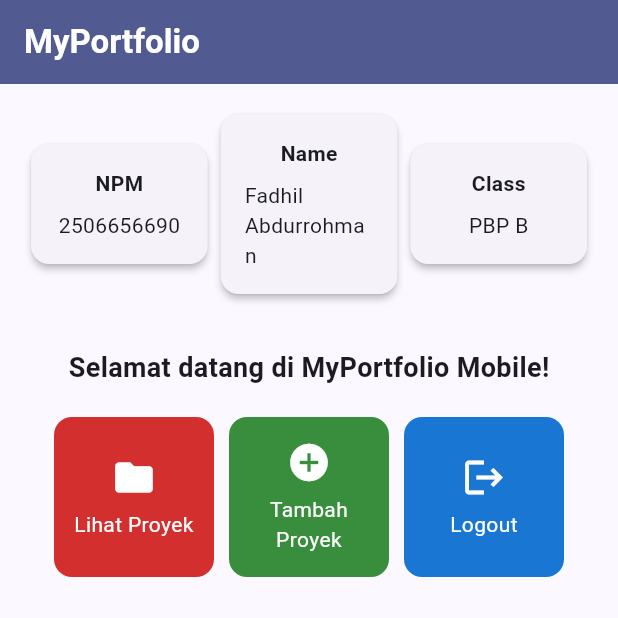
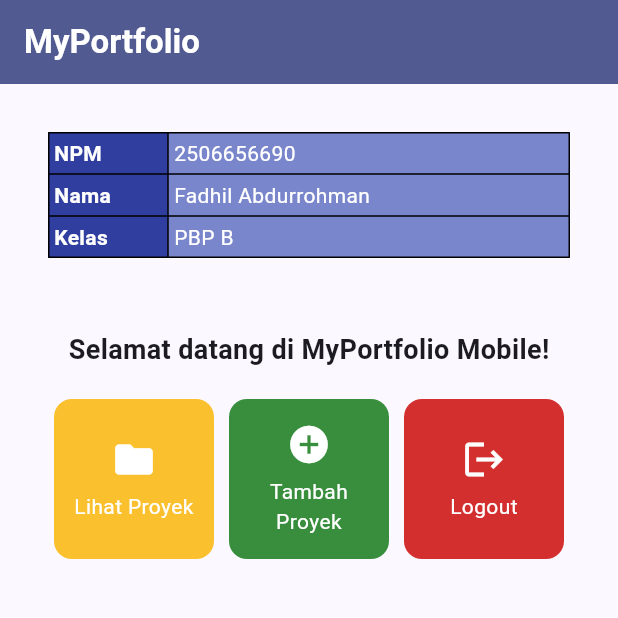
Before and after one commit to fadhilabdurrohman/myportofolio_mobile, a Flutter app: the screen it shows after launch, on a phone screen of 412 x 824 dp, the top half of it. Run offline on Flutter 3.47's test engine with Material 3 defaults, Android fonts, the phone set to English and light mode, and no system bars.

Commit message:
feat(tugas-7): replace identity cards to table and change item colors

```diff
--- a/lib/menu.dart
+++ b/lib/menu.dart
@@ -8,9 +8,9 @@ class MyHomePage extends StatelessWidget {
   final String kelas = "PBP B";
 
   final List<ItemHomepage> items = [
-    ItemHomepage("Lihat Proyek", Icons.folder, Colors.red.shade700),
+    ItemHomepage("Lihat Proyek", Icons.folder, Colors.yellow.shade700),
     ItemHomepage("Tambah Proyek", Icons.add_circle, Colors.green.shade700),
-    ItemHomepage("Logout", Icons.logout, Colors.blue.shade700),
+    ItemHomepage("Logout", Icons.logout, Colors.red.shade700),
   ];
 
   @override
@@ -31,14 +31,38 @@ class MyHomePage extends StatelessWidget {
         child: Column(
           crossAxisAlignment: CrossAxisAlignment.center,
           children: [
-            // Baris horizontal untuk menampilkan 3 InfoCard secara sejajar.
-            Row(
-              mainAxisAlignment: MainAxisAlignment.spaceEvenly,
-              children: [
-                InfoCard(title: 'NPM', content: npm),
-                InfoCard(title: 'Name', content: nama),
-                InfoCard(title: 'Class', content: kelas),
-              ],
+            Container(
+              padding: const EdgeInsets.all(16),
+              child:   Container(
+                color: Colors.blue.shade700,
+                child: Table(
+                  border: TableBorder.all(),
+                  columnWidths: const {
+                    0: FixedColumnWidth(80),
+                    1: FlexColumnWidth(),
+                  },
+                  children: [
+                    TableRow(
+                      children: [
+                        cell('NPM', true),
+                        cell(npm, false),
+                      ]
+                    ),
+                    TableRow(
+                      children: [
+                        cell('Nama', true),
+                        cell(nama, false),
+                      ]
+                    ),
+                    TableRow(
+                      children: [
+                        cell('Kelas', true),
+                        cell(kelas, false),
+                      ]
+                    ),
+                  ],
+                ),
+              ),
             ),
 
             const SizedBox(height: 16.0),
@@ -77,6 +101,21 @@ class MyHomePage extends StatelessWidget {
           ],
         ),
       ),
+    );
+  }
+
+  // Fungsi pembantu untuk tabel pada data identitas
+  Widget cell(String text, bool isHeader) {
+    return Container(
+      padding: const EdgeInsets.all(4),
+      color: isHeader ? Colors.indigo.shade700 : Colors.indigo.shade300,
+      child: Text(
+        text,
+        style: TextStyle(
+          color: Colors.white,
+          fontWeight: isHeader ? FontWeight.bold : FontWeight.normal,
+        ),
+      )
     );
   }
 }
```
